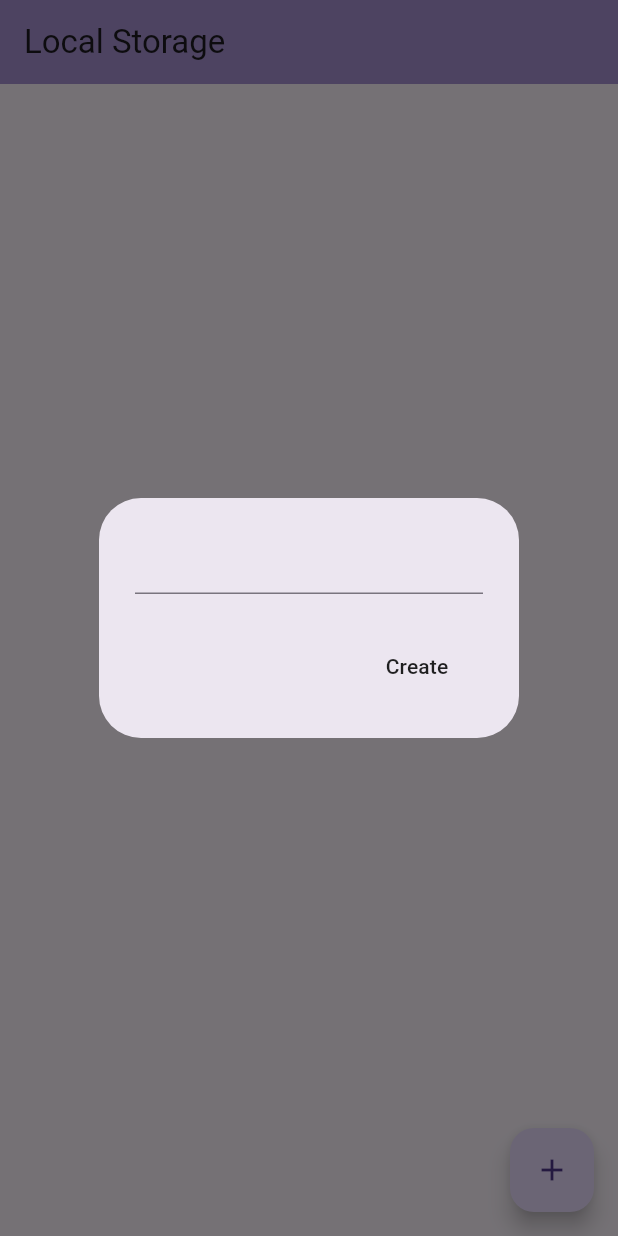
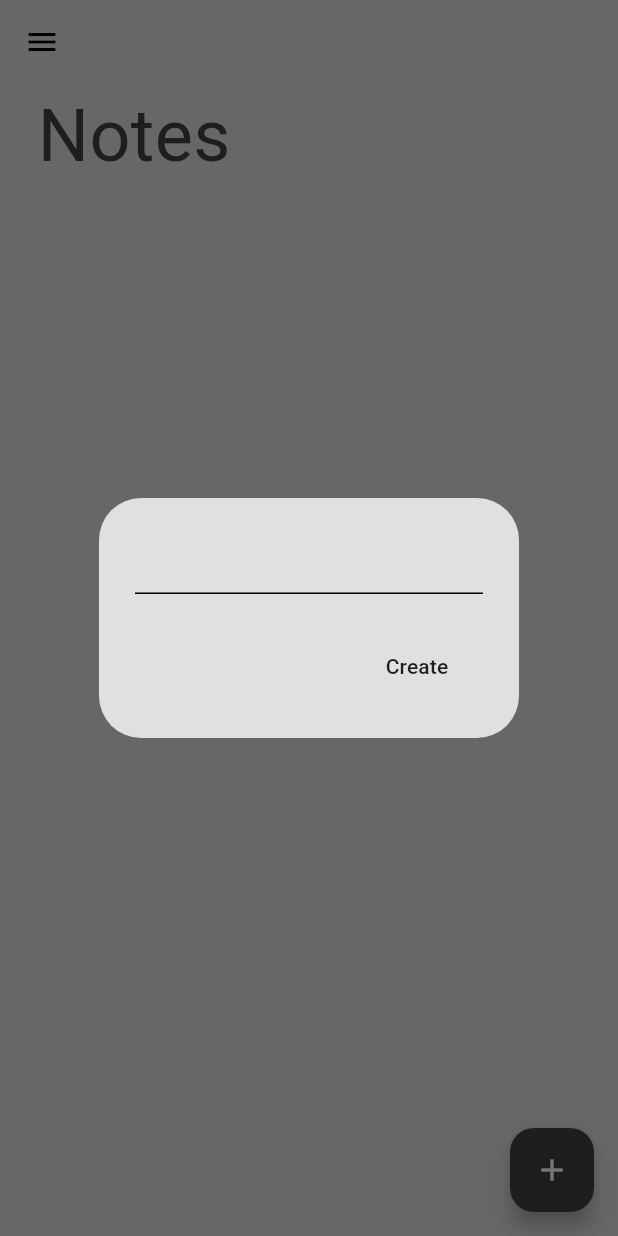
Before and after one commit to solomonchigozie/isarnoteapp, a Flutter app: the screen it shows after launch, after a tap on the "add" icon, on a phone screen of 412 x 824 dp. Run offline on Flutter 3.47's test engine with Material 3 defaults, Android fonts, the phone set to English and light mode, and no system bars; our stand-ins replace google_fonts, isar; accounts and stored records are empty; generated files the repository leaves out were written again.

Commit message:
update to app theme

```diff
--- a/lib/main.dart
+++ b/lib/main.dart
@@ -1,6 +1,7 @@
 import 'package:flutter/material.dart';
 import 'package:notesapp/models/note_database.dart';
 import 'package:notesapp/pages/notes_page.dart';
+import 'package:notesapp/theme/theme_provider.dart';
 import 'package:provider/provider.dart';
 
 void main() async {
@@ -9,10 +10,21 @@ void main() async {
   await NoteDatabase.initialize();
 
   runApp(
-    ChangeNotifierProvider(
-      create: (context) =>NoteDatabase(),
-      child: const MyApp(),
-    ),
+    //we can have multiple providers
+    // ChangeNotifierProvider(
+    //   create: (context) =>NoteDatabase(),
+    //   child: const MyApp(),
+    // ),
+    MultiProvider(
+      providers: [
+      //note provider
+      ChangeNotifierProvider(create: (context) => NoteDatabase()),
+
+      //theme provider
+      ChangeNotifierProvider(create: (context) => ThemeProvider(),)
+    ],
+    child: const MyApp(),
+    )
   );
 }
 
@@ -23,7 +35,8 @@ class MyApp extends StatelessWidget {
   Widget build(BuildContext context) {
     return MaterialApp(
       debugShowCheckedModeBanner: false,
-      home: NotesPage(),
+      home: const NotesPage(),
+      theme: Provider.of<ThemeProvider>(context).themeData,
     );
   }
 }
--- a/lib/pages/notes_page.dart
+++ b/lib/pages/notes_page.dart
@@ -1,4 +1,5 @@
 import 'package:flutter/material.dart';
+import 'package:google_fonts/google_fonts.dart';
 import 'package:notesapp/models/note.dart';
 import 'package:notesapp/models/note_database.dart';
 import 'package:provider/provider.dart';
@@ -103,15 +104,36 @@ class _NotesPageState extends State<NotesPage> {
 
     return Scaffold(
       appBar: AppBar(
-        title: const Text('Local Storage'),
-        backgroundColor: Colors.deepPurple[200],
-        elevation: 15,
+        // title: const Text('Local Storage'),
+        backgroundColor: Colors.transparent,
+        elevation: 0,
       ),
+      backgroundColor: Theme.of(context).colorScheme.surface,
       floatingActionButton: FloatingActionButton(
         onPressed: createNote,
+        backgroundColor: Theme.of(context).colorScheme.inversePrimary,
         child: const Icon(Icons.add),
       ),
-      body: ListView.builder(
+      drawer: Drawer(),
+      body: Column(
+        crossAxisAlignment: CrossAxisAlignment.start,
+        children: [
+          //heading
+          Padding(
+            padding: const EdgeInsets.only(left: 25.0),
+            child: Text(
+              "Notes",
+              style: GoogleFonts.dmSerifText(
+                fontSize: 48,
+                color: Theme.of(context).colorScheme.inversePrimary,
+              ),
+            ),
+          ),
+
+
+          //list of notes
+          Expanded(
+            child: ListView.builder(
               itemCount: currentNotes.length,
               itemBuilder: (context, index) {
                 //get individual note
@@ -135,6 +157,9 @@ class _NotesPageState extends State<NotesPage> {
                 );
               },
             ),
+          ),
+        ],
+      ),
     );
   }
 }
--- /dev/null
+++ b/lib/theme/theme.dart
@@ -0,0 +1,21 @@
+import 'package:flutter/material.dart';
+
+ThemeData lightMode = ThemeData(
+  brightness: Brightness.light,
+  colorScheme: ColorScheme.light(
+    surface: Colors.grey.shade300,
+    primary: Colors.grey.shade200,
+    secondary: Colors.grey.shade400,
+    inversePrimary: Colors.grey.shade800,
+  ),
+);
+
+ThemeData darkMode = ThemeData(
+  brightness: Brightness.dark,
+  colorScheme: ColorScheme.light(
+    surface: Colors.grey.shade900,
+    primary: Colors.grey.shade800,
+    secondary: Colors.grey.shade700,
+    inversePrimary: Colors.grey.shade300,
+  ),
+);
--- /dev/null
+++ b/lib/theme/theme_provider.dart
@@ -0,0 +1,28 @@
+import 'package:flutter/material.dart';
+import 'package:notesapp/theme/theme.dart';
+
+class ThemeProvider extends ChangeNotifier {
+  //initially, the theme is light mode
+  ThemeData _themeData = lightMode;
+
+  //getter method to access the theme from other parts of the code
+  ThemeData get themeData => _themeData;
+
+  //getter method to see fi we are in the dark mode or not
+  bool get isDarkMode => _themeData == darkMode;
+
+  //setter method to set the new theme
+  set themeData(ThemeData themeData) {
+    _themeData = themeData;
+    notifyListeners();
+  }
+
+  //we will use the toggle in a switch later on.
+  void toggleTheme() {
+    if (_themeData == lightMode) {
+      themeData = darkMode;
+    } else {
+      themeData = lightMode;
+    }
+  }
+}
--- a/pubspec.yaml
+++ b/pubspec.yaml
@@ -39,6 +39,7 @@ dependencies:
   isar_flutter_libs: ^3.1.0+1
   path_provider: ^2.1.3
   provider: ^6.1.2
+  google_fonts: ^6.2.1
 
 dev_dependencies:
   flutter_test:
```
Also changed, not shown: pubspec.lock. Lines whose indentation alone changed are shown as unchanged.
